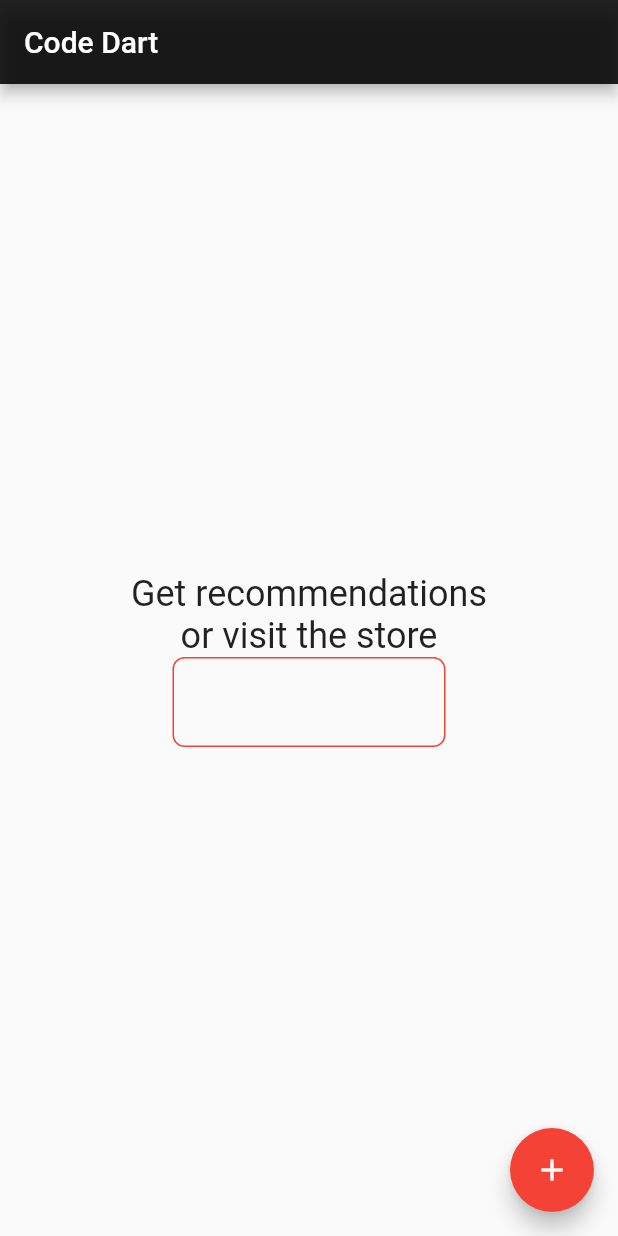
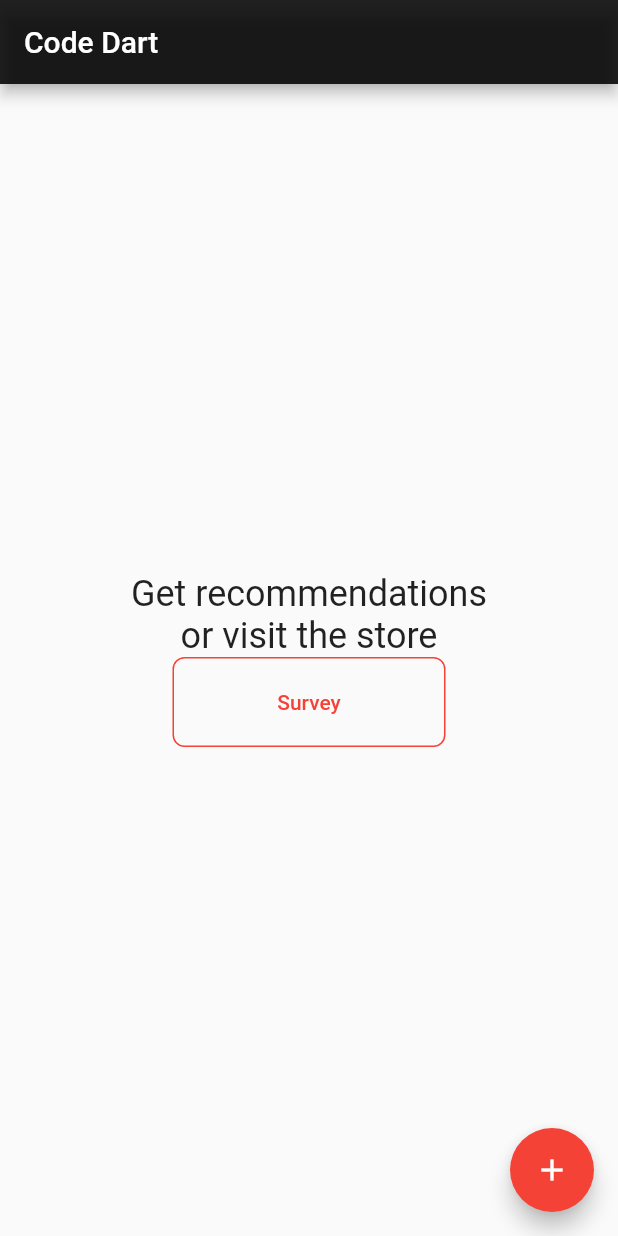
Before and after one commit to bxcd/cartcraft, a Flutter app: the screen it shows after launch, on a phone screen of 412 x 824 dp. Run offline on Flutter 3.47's test engine with Material 2 defaults, Android fonts, the phone set to English and light mode, and no system bars; missing offline and left inert: survey_kit.

Commit message:
Add text styling and text to OutlinedButton

```diff
--- a/lib/home/home_page.dart
+++ b/lib/home/home_page.dart
@@ -94,14 +94,33 @@ class _HomePageState extends State<HomePage> {
                       borderRadius: BorderRadius.circular(8.0),
                     ),
                   ),
+                  textStyle: MaterialStateProperty.resolveWith(
+                        (Set<MaterialState> state) {
+                      if (state.contains(MaterialState.disabled)) {
+                        return Theme.of(context)
+                            .textTheme
+                            .button
+                            ?.copyWith(
+                          color: Colors.white,
+                        );
+                      }
+                      return Theme.of(context)
+                          .textTheme
+                          .button
+                          ?.copyWith(
+                        color: Colors.red,
+                      );
+                    },
+                  ),
                 ),
-                onPressed:  _navigateToSurvey,
-                child: Container(
-                  color: Colors.red,
-                  alignment: Alignment.center,
-                  width: 150,
-
-                )
+              onPressed:  _navigateToSurvey,
+              child: Container(
+                alignment: Alignment.center,
+                width: 150,
+                child: const Text(
+                  'Survey',
+                ),
+              ),
             ),
           ],
         ),
```
